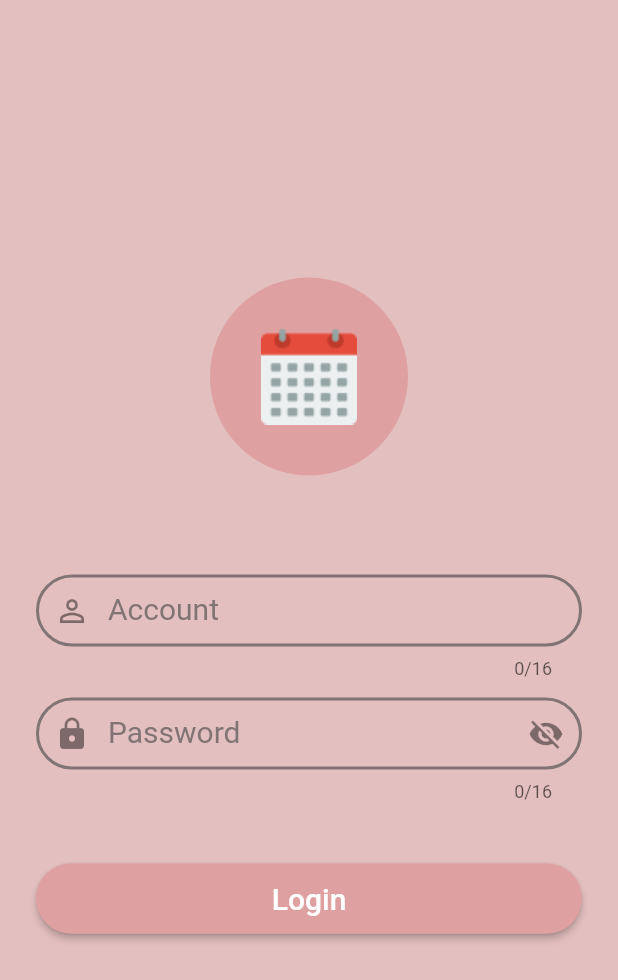
After one commit to minnieliu0428/flutter_app, a Flutter app: the screen it shows after launch, on a phone screen of 412 x 824 dp. The commit adds this screen. Shown: the top 980 px of the screen. Run offline on Flutter 3.47's test engine with Material 2 defaults, Android fonts, the phone set to English and light mode, and no system bars; our stand-ins replace firebase_auth; accounts and stored records are empty.

Commit message:
not compile

```diff
--- a/lib/main.dart
+++ b/lib/main.dart
@@ -1,6 +1,10 @@
 import 'package:flutter/material.dart';
+import 'package:flutter_app/models/user.dart';
+import 'package:flutter_app/screens/wrapper.dart';
+import 'package:flutter_app/services/auth.dart';
+import 'package:provider/provider.dart';
 import 'detail/DetailPage.dart';
-import 'login/LoginPage.dart';
+import 'screens/login/LoginPage.dart';
 import 'helpers/Constants.dart';
 
 void main() => runApp(MyCalendarApp());
@@ -15,14 +19,16 @@ class MyCalendarApp extends StatelessWidget {
 
   @override
   Widget build(BuildContext context) {
-    return MaterialApp(
+    return StreamProvider<User>.value(
+      value: AuthService().user,
+      child: MaterialApp(
         debugShowCheckedModeBanner: false,
         title: appTitle,
         theme: new ThemeData(
           primaryColor: appGrayPinkColor,
         ),
-        home: LoginPage(),
-        routes: routes
+        home: Wrapper(),
+      ), //        routes: routes
     );
   }
 }
--- /dev/null
+++ b/lib/models/user.dart
@@ -0,0 +1,5 @@
+class User {
+  final String uid;
+
+  User({this.uid});
+}
--- /dev/null
+++ b/lib/screens/auth/authenticate.dart
@@ -0,0 +1,16 @@
+import 'package:flutter/material.dart';
+import 'package:flutter_app/screens/auth/signIn.dart';
+
+class Authenticate extends StatefulWidget {
+  @override
+  _AuthenticateState createState() => _AuthenticateState();
+}
+
+class _AuthenticateState extends State<Authenticate> {
+  @override
+  Widget build(BuildContext context) {
+    return Container(
+      child: SignIn(),
+    );
+  }
+}
--- /dev/null
+++ b/lib/screens/auth/signIn.dart
@@ -0,0 +1,153 @@
+import 'package:flutter/material.dart';
+import 'package:flutter_app/helpers/Constants.dart';
+import 'package:flutter_app/services/auth.dart';
+
+class SignIn extends StatefulWidget {
+  @override
+  _SignInState createState() => _SignInState();
+}
+
+class _SignInState extends State<SignIn> {
+  final AuthService _auth = AuthService();
+
+  final _accountController = TextEditingController();
+  final _passwordController = TextEditingController();
+
+  bool _isHidden = true;
+
+  void _toggleVisibility() {
+    setState(() {
+      _isHidden = !_isHidden;
+    });
+  }
+
+  @override
+  Widget build(BuildContext context) {
+    final logo = CircleAvatar(
+      backgroundColor: appPinkColor,
+      radius: bigRadius,
+      child: appLogo,
+    );
+
+    final account = TextFormField(
+      controller: _accountController,
+      keyboardType: TextInputType.text,
+      textInputAction: TextInputAction.next,
+      //鍵盤動作(一般在右下角，默認是完成)
+      maxLines: 1,
+      maxLength: 16,
+      maxLengthEnforced: true,
+      //配合maxLength一起使用，在達到最大長度時是否阻止輸入
+      autofocus: false,
+      decoration: InputDecoration(
+        labelText: accountText,
+        labelStyle: TextStyle(
+          color: appGrayPinkColor,
+          fontSize: 20,
+        ),
+        prefixIcon: Icon(Icons.perm_identity),
+        contentPadding: EdgeInsets.fromLTRB(20.0, 10.0, 20.0, 10.0),
+        enabledBorder: OutlineInputBorder(
+          borderRadius: BorderRadius.circular(32.0),
+          borderSide: BorderSide(
+            color: appGrayPinkColor,
+            width: 2,
+          ),
+        ),
+        focusedBorder: OutlineInputBorder(
+          borderRadius: BorderRadius.circular(32.0),
+          borderSide: BorderSide(
+            color: appGrayPinkColor,
+            width: 3,
+          ),
+        ),
+      ),
+      style: TextStyle(
+        color: Colors.white,
+      ),
+    );
+
+    final password = TextFormField(
+      controller: _passwordController,
+      keyboardType: TextInputType.text,
+      obscureText: _isHidden,
+      //是否隱藏輸入的文字
+      maxLines: 1,
+      maxLength: 16,
+      maxLengthEnforced: true,
+      autofocus: false,
+      decoration: InputDecoration(
+        labelText: passwordText,
+        labelStyle: TextStyle(
+          color: appGrayPinkColor,
+          fontSize: 20,
+        ),
+        prefixIcon: Icon(Icons.lock),
+        //輸入框前方
+        suffixIcon: IconButton(
+          onPressed: _toggleVisibility,
+          icon: _isHidden ? Icon(Icons.visibility_off) : Icon(Icons.visibility),
+        ),
+        contentPadding: EdgeInsets.fromLTRB(20.0, 10.0, 20.0, 10.0),
+        enabledBorder: OutlineInputBorder(
+          borderRadius: BorderRadius.circular(32.0),
+          borderSide: BorderSide(
+            color: appGrayPinkColor,
+            width: 2,
+          ),
+        ),
+        focusedBorder: OutlineInputBorder(
+          borderRadius: BorderRadius.circular(32.0),
+          borderSide: BorderSide(
+            color: appGrayPinkColor,
+            width: 3,
+          ),
+        ),
+      ),
+      style: TextStyle(
+        color: Colors.white,
+      ),
+    );
+
+    final loginButton = Padding(
+      padding: EdgeInsets.symmetric(vertical: 16.0),
+      child: RaisedButton(
+        shape: RoundedRectangleBorder(
+          borderRadius: BorderRadius.circular(24),
+        ),
+        onPressed: () async {
+          dynamic result = await _auth.signInAnonymously();
+          if (result == null) {
+            print('error sign in');
+          } else {
+            print('sign in');
+            print(result.uid);
+          }
+        },
+        padding: EdgeInsets.all(12),
+        color: appPinkColor,
+        child: Text(loginButtonText,
+            style: TextStyle(color: Colors.white, fontSize: 20)),
+      ),
+    );
+
+    return Scaffold(
+      backgroundColor: appPinkGrayColor,
+      body: Center(
+        child: ListView(
+          shrinkWrap: true,
+          padding: EdgeInsets.only(left: 24.0, right: 24.0),
+          children: <Widget>[
+            logo,
+            SizedBox(height: bigRadius),
+            account,
+            SizedBox(height: spaceHeight),
+            password,
+            SizedBox(height: buttonHeight),
+            loginButton
+          ],
+        ),
+      ),
+    );
+  }
+}
--- a/lib/login/LoginPage.dart
+++ b/lib/screens/login/LoginPage.dart
@@ -1,5 +1,5 @@
 import 'package:flutter/material.dart';
-import '../helpers/Constants.dart';
+import 'package:flutter_app/helpers/Constants.dart';
 
 class LoginPage extends StatefulWidget {
 
--- /dev/null
+++ b/lib/screens/wrapper.dart
@@ -0,0 +1,19 @@
+import 'package:flutter/material.dart';
+import 'package:flutter_app/models/user.dart';
+import 'package:flutter_app/screens/auth/authenticate.dart';
+import 'package:flutter_app/screens/home/home.dart';
+import 'package:provider/provider.dart';
+
+class Wrapper extends StatelessWidget {
+  @override
+  Widget build(BuildContext context) {
+    final user = Provider.of<User>(context);
+
+    //return either home or authenticate
+    if (user == null) {
+      return Authenticate();
+    } else {
+      return Home();
+    }
+  }
+}
```
Also changed, not shown: lib/firebase/user_repository.dart (deleted, +0 -56 lines), lib/screens/home/home.dart (added, +29 -0 lines), lib/services/auth.dart (added, +44 -0 lines), pubspec.yaml (+1 -6 lines), pubspec.lock.
